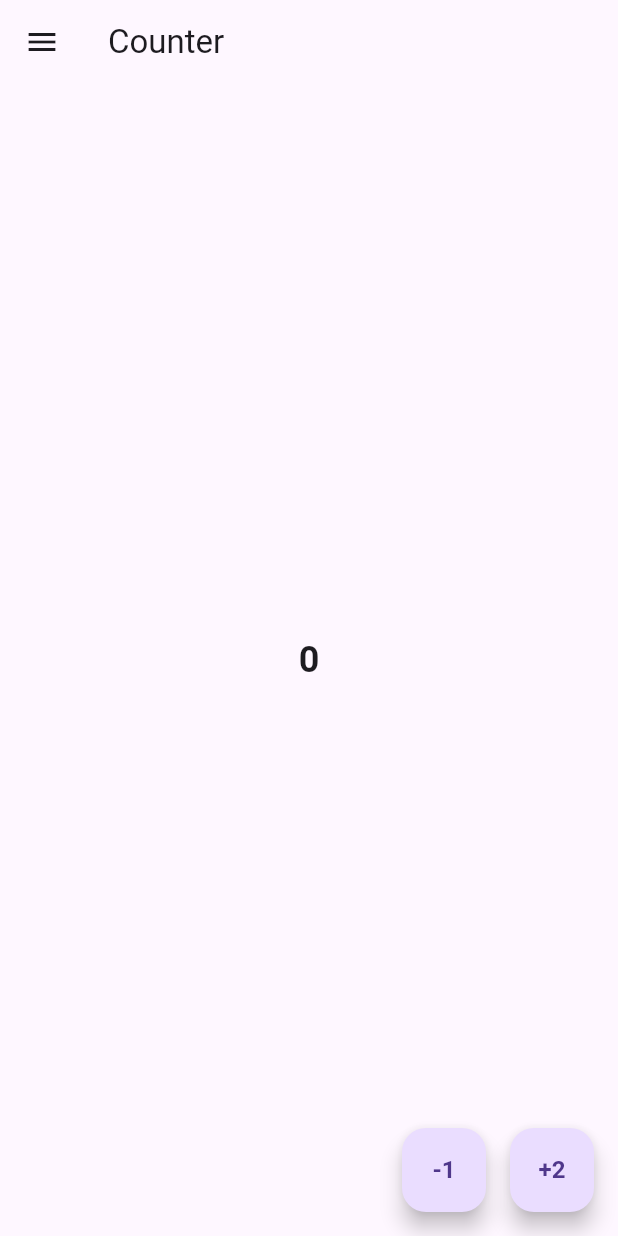
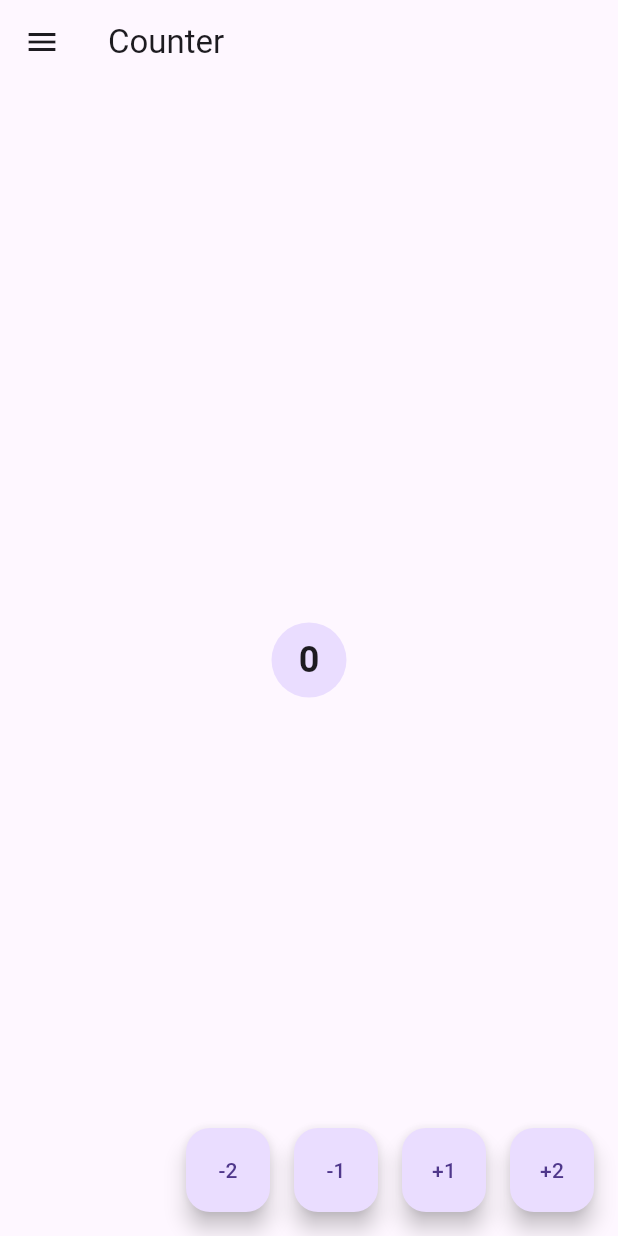
Before and after one commit to darius-calugar/Take-Off-With-Flutter, a Flutter app: the screen it shows after launch, on a phone screen of 412 x 824 dp. Run offline on Flutter 3.47's test engine with Material 3 defaults, Android fonts, the phone set to English and light mode, and no system bars; our stand-ins replace flutter_bloc.

Commit message:
Made example 6 more interesting

```diff
--- a/take_off_with_flutter/lib/screens/counter_screen.dart
+++ b/take_off_with_flutter/lib/screens/counter_screen.dart
@@ -1,3 +1,5 @@
+import 'dart:math';
+
 import 'package:flutter/material.dart';
 import 'package:flutter_bloc/flutter_bloc.dart';
 import 'package:take_off_with_flutter/blocs/counter/counter_bloc.dart';
@@ -10,6 +12,7 @@ class CounterScreen extends StatelessWidget {
 
   @override
   Widget build(BuildContext context) {
+    final theme = Theme.of(context);
     final counterBloc = context.watch<CounterBloc>();
 
     return Scaffold(
@@ -23,33 +26,43 @@ class CounterScreen extends StatelessWidget {
         mainAxisSize: MainAxisSize.min,
         children: [
           FloatingActionButton(
-            heroTag: 'minus_button',
-            onPressed: () => _onDecrementPressed(context),
-            child: const Text(
-              '-1',
-              style: TextStyle(
-                fontSize: 16,
-                fontWeight: FontWeight.bold,
-              ),
-            ),
+            heroTag: 'minus_2',
+            onPressed: () => _onDecrementPressed(context, 2),
+            child: const Text('-2'),
           ),
           const SizedBox(
             width: 16,
           ),
           FloatingActionButton(
-            heroTag: 'add_button',
-            onPressed: () => _onIncrementPressed(context),
-            child: const Text(
-              '+2',
-              style: TextStyle(
-                fontSize: 16,
-                fontWeight: FontWeight.bold,
+            heroTag: 'minus_1',
+            onPressed: () => _onDecrementPressed(context, 1),
+            child: const Text('-1'),
           ),
+          const SizedBox(
+            width: 16,
           ),
+          FloatingActionButton(
+            heroTag: 'add_1',
+            onPressed: () => _onIncrementPressed(context, 1),
+            child: const Text('+1'),
+          ),
+          const SizedBox(
+            width: 16,
+          ),
+          FloatingActionButton(
+            heroTag: 'add_2',
+            onPressed: () => _onIncrementPressed(context, 2),
+            child: const Text('+2'),
           ),
         ],
       ),
       body: Center(
+        child: SizedBox.square(
+          dimension: 50 + max(0, counterBloc.state.counter).toDouble(),
+          child: Material(
+            color: theme.colorScheme.primaryContainer,
+            shape: const CircleBorder(),
+            child: Center(
               child: Text(
                 '${counterBloc.state.counter}',
                 style: const TextStyle(
@@ -58,16 +71,19 @@ class CounterScreen extends StatelessWidget {
                 ),
               ),
             ),
+          ),
+        ),
+      ),
     );
   }
 
-  void _onDecrementPressed(BuildContext context) {
+  void _onDecrementPressed(BuildContext context, int value) {
     final counterBloc = context.read<CounterBloc>();
-    counterBloc.add(CounterDecrementedEvent(value: 1));
+    counterBloc.add(CounterDecrementedEvent(value: value));
   }
 
-  void _onIncrementPressed(BuildContext context) {
+  void _onIncrementPressed(BuildContext context, int value) {
     final counterBloc = context.read<CounterBloc>();
-    counterBloc.add(CounterIncrementedEvent(value: 2));
+    counterBloc.add(CounterIncrementedEvent(value: value));
   }
 }
```
Lines whose indentation alone changed are shown as unchanged.
